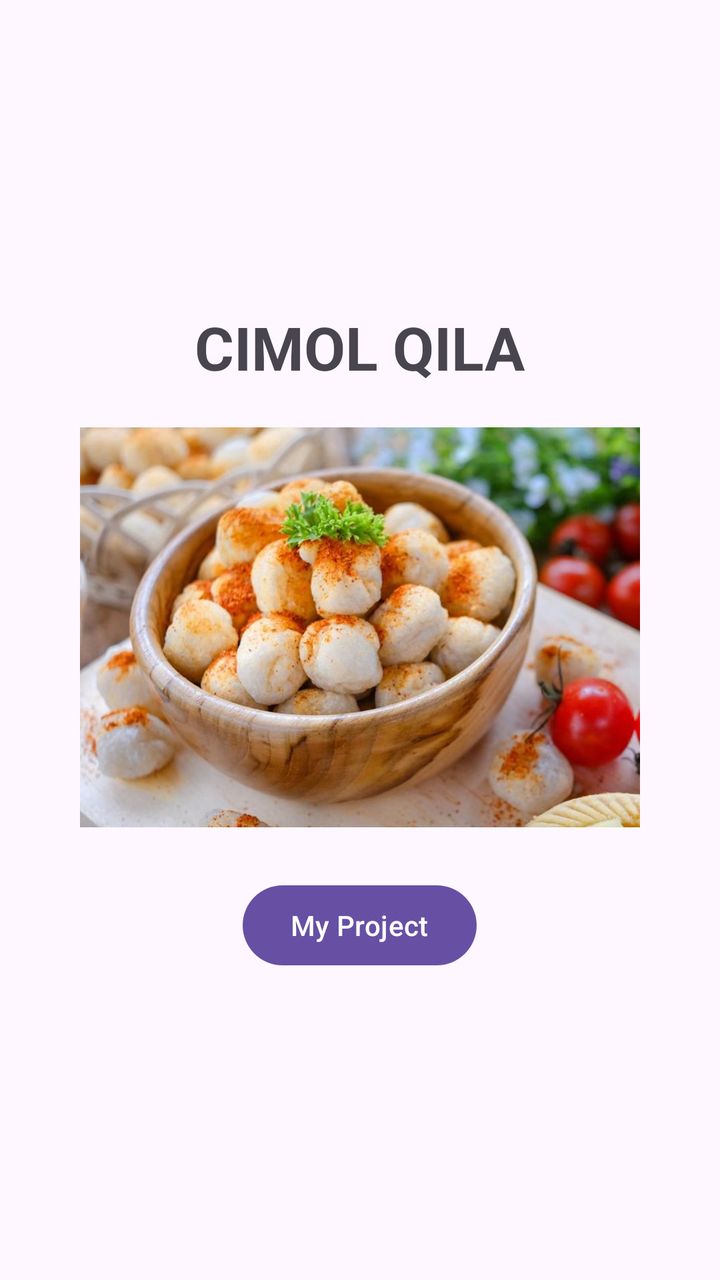
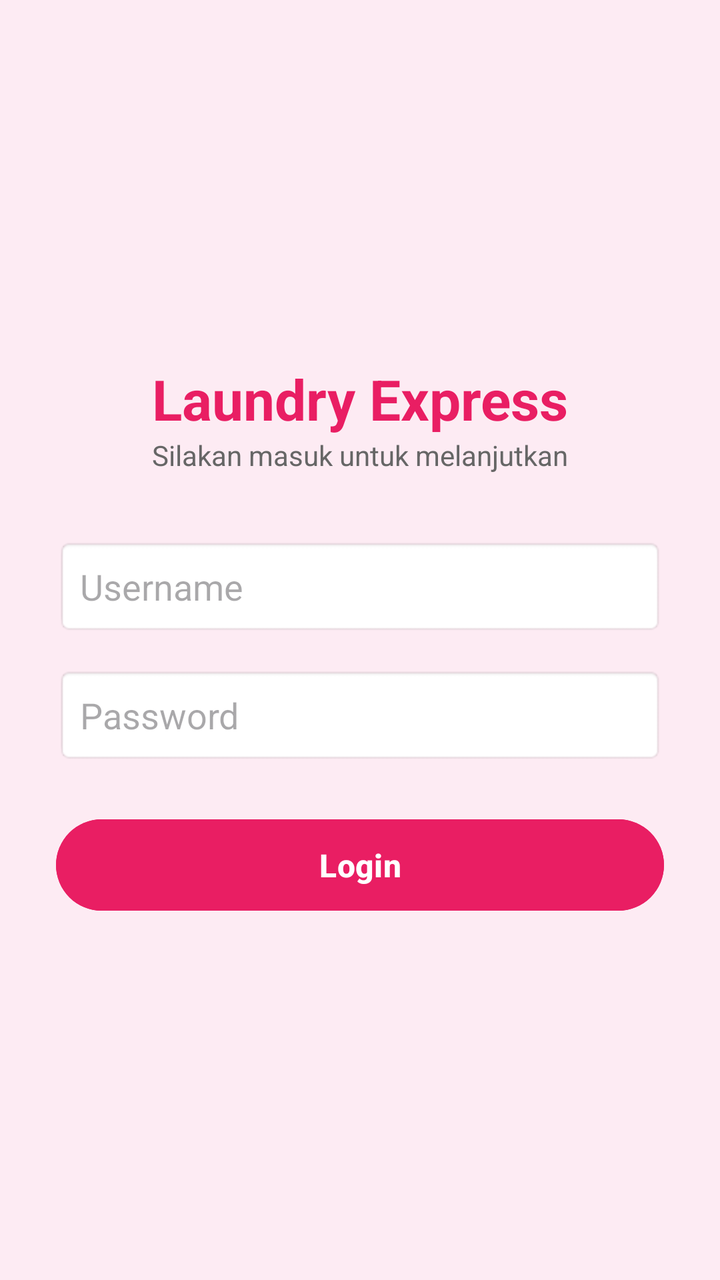

An Android layout rendered at two revisions. The XML below is the earlier revision; the diff shows what the commit changed to produce the second picture.
<!-- AndroidManifest.xml: application theme Theme.Qla_Cimol -->
<!-- res/layout/activity_main.xml -->
<?xml version="1.0" encoding="utf-8"?>
<LinearLayout xmlns:android="http://schemas.android.com/apk/res/android"
    android:layout_width="match_parent"
    android:layout_height="match_parent"
    android:orientation="vertical"
    android:gravity="center"
    android:padding="24dp">

    <TextView
        android:layout_width="wrap_content"
        android:layout_height="wrap_content"
        android:layout_marginBottom="20dp"
        android:text="CIMOL QILA"
        android:textSize="30sp"
        android:textStyle="bold" />

    <ImageView
        android:id="@+id/imgCimol"
        android:layout_width="280dp"
        android:layout_height="200dp"
        android:src="@drawable/cimol"
        android:scaleType="centerCrop"
        android:contentDescription="Gambar Cimol"
        android:layout_marginBottom="25dp" />

    <Button
        android:id="@+id/btnMyProject"
        android:layout_width="wrap_content"
        android:layout_height="wrap_content"
        android:text="My Project" />

</LinearLayout>
<!-- resources referenced by this layout -->
<resources>
  <!-- drawable cimol: jpeg bitmap (drawable, 114966 bytes) -->
  <style name="Theme.Qla_Cimol" parent="Base.Theme.Qla_Cimol" />
  <style name="Base.Theme.Qla_Cimol" parent="Theme.Material3.DayNight.NoActionBar">
          
          
      </style>
</resources>

<!-- the commit's change to res/layout/activity_main.xml (unified diff, before → after) -->
@@ -1,32 +1,62 @@
 <?xml version="1.0" encoding="utf-8"?>
 <LinearLayout xmlns:android="http://schemas.android.com/apk/res/android"
+    android:id="@+id/main"
     android:layout_width="match_parent"
     android:layout_height="match_parent"
+    android:background="#FDEBF3"
+    android:gravity="center"
     android:orientation="vertical"
-    android:gravity="center"
-    android:padding="24dp">
+    android:padding="28dp">
+
+    
+    <TextView
+        android:layout_width="wrap_content"
+        android:layout_height="wrap_content"
+        android:text="Laundry Express"
+        android:textColor="#E91E63"
+        android:textSize="28sp"
+        android:textStyle="bold" />
 
     <TextView
         android:layout_width="wrap_content"
         android:layout_height="wrap_content"
-        android:layout_marginBottom="20dp"
-        android:text="CIMOL QILA"
-        android:textSize="30sp"
+        android:layout_marginBottom="32dp"
+        android:text="Silakan masuk untuk melanjutkan"
+        android:textColor="#666666"
+        android:textSize="14sp" />
+
+    
+    <EditText
+        android:id="@+id/etUsername"
+        android:layout_width="match_parent"
+        android:layout_height="wrap_content"
+        android:layout_marginBottom="16dp"
+        android:background="@android:drawable/editbox_background"
+        android:hint="Username"
+        android:inputType="text"
+        android:padding="12dp" />
+
+    
+    <EditText
+        android:id="@+id/etPassword"
+        android:layout_width="match_parent"
+        android:layout_height="wrap_content"
+        android:layout_marginBottom="24dp"
+        android:background="@android:drawable/editbox_background"
+        android:hint="Password"
+        android:inputType="textPassword"
+        android:padding="12dp" />
+
+    
+    <Button
+        android:id="@+id/btnLogin"
+        android:layout_width="match_parent"
+        android:layout_height="wrap_content"
+        android:backgroundTint="#E91E63"
+        android:padding="12dp"
+        android:text="Login"
+        android:textColor="#FFFFFF"
+        android:textSize="16sp"
         android:textStyle="bold" />
 
-    <ImageView
-        android:id="@+id/imgCimol"
-        android:layout_width="280dp"
-        android:layout_height="200dp"
-        android:src="@drawable/cimol"
-        android:scaleType="centerCrop"
-        android:contentDescription="Gambar Cimol"
-        android:layout_marginBottom="25dp" />
-
-    <Button
-        android:id="@+id/btnMyProject"
-        android:layout_width="wrap_content"
-        android:layout_height="wrap_content"
-        android:text="My Project" />
-
 </LinearLayout>
<!-- resource entries referenced after the edit -->
@@ -1,6 +1,5 @@
 <!-- resources referenced by this layout -->
 <resources>
-  <!-- drawable cimol: jpeg bitmap (drawable, 114966 bytes) -->
   <style name="Theme.Qla_Cimol" parent="Base.Theme.Qla_Cimol" />
   <style name="Base.Theme.Qla_Cimol" parent="Theme.Material3.DayNight.NoActionBar">
           
